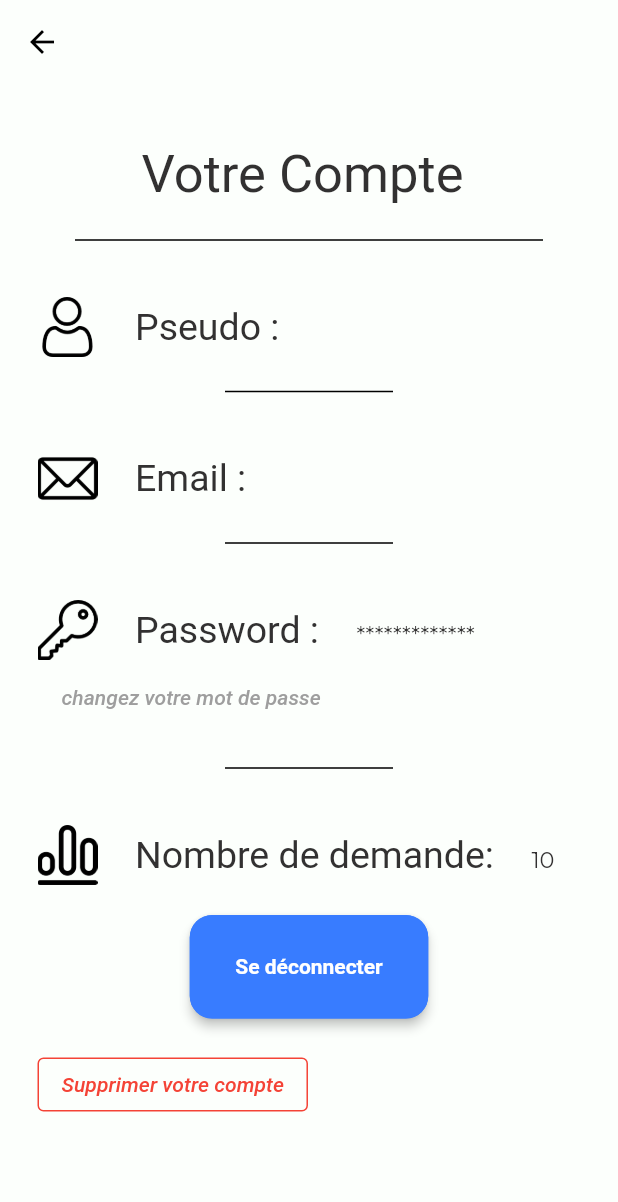
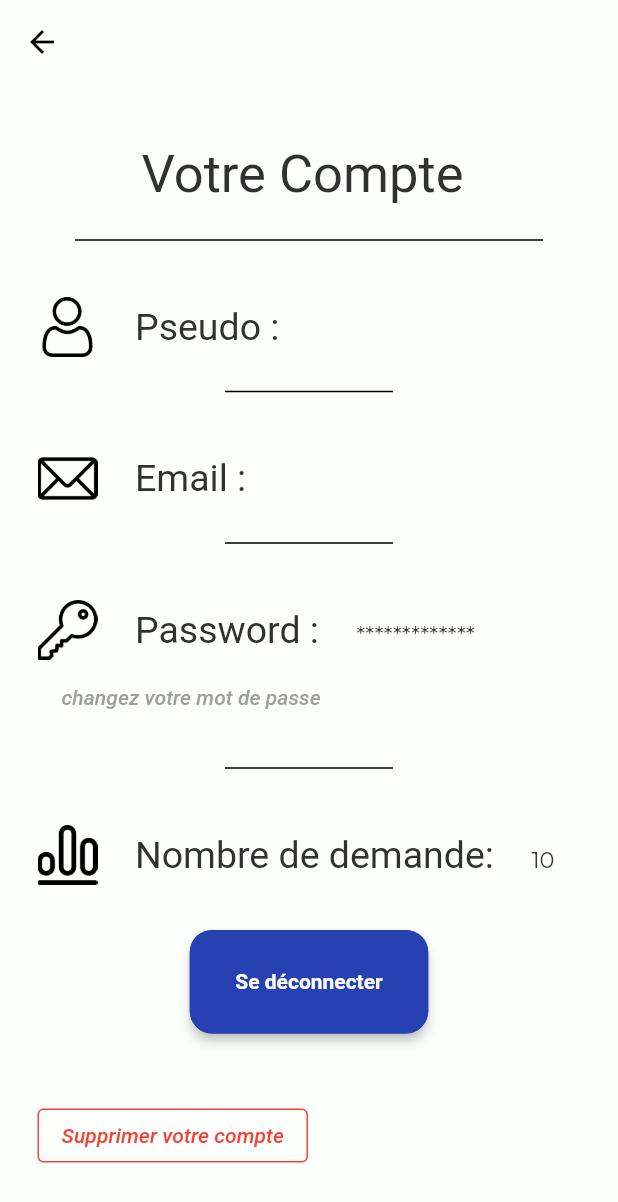
Before and after one commit to LuluOub/HelpOther1, a Flutter app: the screen it shows once a user with an empty profile is signed in, item 4 of the bottom bar chosen, after a tap on "Votre compte", on a phone screen of 412 x 824 dp. Shown: the top 1202 px of the screen. Run offline on Flutter 3.47's test engine with Material 2 defaults, Android fonts, the phone set to English and light mode, and no system bars; our stand-ins replace carousel_slider, cloud_firestore, curved_navigation_bar, dropdown_button2, firebase_auth, firebase_core and 6 more; missing offline and left inert: checkmark, colorize_text_avatar; accounts and stored records are empty.

Commit message:
Version 1

```diff
--- a/HelpOther/lib/home/BottomNavBar.dart
+++ b/HelpOther/lib/home/BottomNavBar.dart
@@ -34,7 +34,7 @@ class _menuState extends State<menu> {
       bottomNavigationBar:  CurvedNavigationBar(
         backgroundColor: Color(0xFFFCFFFC),
 
-        color: Color(0xFF387CFF),
+        color: Color(0xFF2541B2),
         key: _NavKey,
         items: [
           Icon((myindex == 0) ? Icons.home  : Icons.home_outlined, color: Colors.white,),
@@ -42,7 +42,7 @@ class _menuState extends State<menu> {
           Icon((myindex == 2) ? Icons.message : Icons.message_outlined, color: Colors.white,),
           Icon((myindex == 3) ? Icons.person : Icons.person_outlined, color: Colors.white,),
         ],
-        buttonBackgroundColor: Color(0xFF387CFF),
+        buttonBackgroundColor: Color(0xFF2541B2),
         onTap: (index){
           setState(() {
             myindex = index;
--- a/HelpOther/lib/home/Homescreen.dart
+++ b/HelpOther/lib/home/Homescreen.dart
@@ -66,7 +66,7 @@ class _homeState extends State<home> {
                 Container( margin: EdgeInsets.only(bottom: 40,top: 20),
                   decoration: BoxDecoration(
                     borderRadius: BorderRadius.circular(10.0),
-                    border: Border.all(color: Color(0xFF387CFF),width: 1),
+                    border: Border.all(color: Color(0xFF2541B2),width: 1),
                     image: const DecorationImage(scale: 1.5,
                         image: ExactAssetImage('images/tree.jpg'),
                         fit: BoxFit.fill
@@ -77,7 +77,7 @@ class _homeState extends State<home> {
                   margin: EdgeInsets.only(bottom: 40,top: 20),
                   decoration: BoxDecoration(
                     borderRadius: BorderRadius.circular(10.0),
-                    border: Border.all(color: Color(0xFF387CFF),width: 1),
+                    border: Border.all(color: Color(0xFF2541B2),width: 1),
                     image: const DecorationImage(scale: 1.5,
                         image: ExactAssetImage('images/elephant.jpg'),
                         fit: BoxFit.fill
@@ -121,7 +121,8 @@ class _homeState extends State<home> {
               Row( mainAxisAlignment: MainAxisAlignment.center,
                 children: [
                   Container(
-
+                    decoration: BoxDecoration(
+                        gradient: LinearGradient(begin: Alignment.topLeft,end: Alignment.bottomRight,colors: [Color(0xFF3EC7FD),Color(0xFF0026FF),]),borderRadius: BorderRadius.circular(15)),
                     margin: EdgeInsets.only(bottom: 24,top: 30    ),
                     width: 159,
                     height: 69,
@@ -129,7 +130,7 @@ class _homeState extends State<home> {
 
                       onPressed: () {
                         Navigator.push(context, MaterialPageRoute(builder: (context) => Discussion()));},
-                      style: ElevatedButton.styleFrom(backgroundColor: Color(0xFF387CFF),elevation: 6,shape: RoundedRectangleBorder(borderRadius: BorderRadius.circular(15),),),
+                      style: ElevatedButton.styleFrom(backgroundColor: Colors.transparent,shape: RoundedRectangleBorder(borderRadius: BorderRadius.circular(15),),),
                       child: Text(
                           "Allons-y !",
                           textAlign: TextAlign.center,
--- a/HelpOther/lib/home/profile.dart
+++ b/HelpOther/lib/home/profile.dart
@@ -8,7 +8,6 @@ import 'package:helpother/profile/Reglages.dart';
 import 'package:helpother/profile/compte.dart';
 import '../profile/Avis.dart';
 
-import '../services/authentication.dart';
 import 'package:firebase_auth/firebase_auth.dart' as firebase_auth;
 
 
@@ -36,7 +35,6 @@ import 'package:firebase_auth/firebase_auth.dart' as firebase_auth;
        this.user = firebase_auth.FirebaseAuth.instance.currentUser;
      }
 
-     final AuthenticationService _auth = AuthenticationService();
 
 
      return Scaffold(
@@ -93,7 +91,7 @@ import 'package:firebase_auth/firebase_auth.dart' as firebase_auth;
                    foregroundColor: Colors.black,
                    shape: RoundedRectangleBorder(
                      borderRadius: BorderRadius.circular(10.0),
-                     side: BorderSide(color: Color(0xFF387CFF)),
+                     side: BorderSide(color: Color(0xFF2541B2)),
                    ),
                  ),
                ),
@@ -125,7 +123,7 @@ import 'package:firebase_auth/firebase_auth.dart' as firebase_auth;
                    foregroundColor: Colors.black,
                    shape: RoundedRectangleBorder(
                      borderRadius: BorderRadius.circular(10.0),
-                     side: BorderSide(color: Color(0xFF387CFF)),
+                     side: BorderSide(color: Color(0xFF2541B2)),
                    ),
                  ),
                ),
@@ -157,7 +155,7 @@ import 'package:firebase_auth/firebase_auth.dart' as firebase_auth;
                    foregroundColor: Colors.black,
                    shape: RoundedRectangleBorder(
                      borderRadius: BorderRadius.circular(10.0),
-                     side: BorderSide(color: Color(0xFF387CFF)),
+                     side: BorderSide(color: Color(0xFF2541B2)),
                    ),
                  ),
                ),
@@ -188,7 +186,7 @@ import 'package:firebase_auth/firebase_auth.dart' as firebase_auth;
                        foregroundColor: Colors.black,
                        shape: RoundedRectangleBorder(
                          borderRadius: BorderRadius.circular(10.0),
-                         side: BorderSide(color: Color(0xFF387CFF)),
+                         side: BorderSide(color: Color(0xFF2541B2)),
                        ),
                      ),
                    ),
@@ -219,7 +217,7 @@ import 'package:firebase_auth/firebase_auth.dart' as firebase_auth;
                        foregroundColor: Colors.black,
                        shape: RoundedRectangleBorder(
                          borderRadius: BorderRadius.circular(10.0),
-                         side: BorderSide(color: Color(0xFF387CFF)),
+                         side: BorderSide(color: Color(0xFF2541B2)),
                        ),
                      ),
                    ),
--- a/HelpOther/lib/profile/compte.dart
+++ b/HelpOther/lib/profile/compte.dart
@@ -1,4 +1,3 @@
-import 'package:firebase_core/firebase_core.dart';
 import 'package:flutter/cupertino.dart';
 import 'package:flutter/material.dart';
 import 'package:google_fonts/google_fonts.dart';
@@ -119,18 +118,17 @@ class _CompteState extends State<Compte> {
 
 
 
-              Container(padding: EdgeInsets.only(top: 20),
-                child: Row (mainAxisAlignment: MainAxisAlignment.spaceEvenly,children : [
-                  ElevatedButton(onPressed:() {_auth.signOut();
+              Container(margin: EdgeInsets.only(bottom: 24,top: 30),
+                height: 69,
+                width: 159,
+                 child : ElevatedButton(onPressed:() {_auth.signOut();
                   Navigator.push(context, MaterialPageRoute(builder: (context) => SplashScreenWrapper()));
                     },
                     style: ElevatedButton.styleFrom(elevation: 3,
-                      fixedSize: Size(159, 69),
-                      backgroundColor:  Color(0xFF387CFF),
+                      backgroundColor: Color(0xFF2541B2),
                       shape: RoundedRectangleBorder(borderRadius: BorderRadius.circular(15),
-                        side:  BorderSide(color: Color(0xFF387CFF),width: 2), ),),
+                        side:  BorderSide(color: Color(0xFF2541B2),width: 2), ),),
                     child:  Text("Se déconnecter",style: GoogleFonts.bowlbyOneSc(color: Colors.white, fontWeight: FontWeight.bold,fontSize: 14),),),
-                ],),
               ),
 
               Row(children: [
--- a/HelpOther/lib/screens/register/authenticate.dart
+++ b/HelpOther/lib/screens/register/authenticate.dart
@@ -170,9 +170,13 @@ class _AuthenticateScreenState extends State<AuthenticateScreen> {
                 ),],),
             ),),
 
-          Container( padding: EdgeInsets.only(top: 20)  ,
-            child: Row (mainAxisAlignment: MainAxisAlignment.spaceEvenly,children : [
-              ElevatedButton(onPressed:() async {
+          Container(
+            margin: EdgeInsets.only(bottom: 30,top: 30),
+            height: 70,
+            width: 159,
+            decoration: BoxDecoration(
+                gradient: LinearGradient(begin: Alignment.topLeft,end: Alignment.bottomRight,colors: [Color(0xFF3EC7FD),Color(0xFF0026FF),]),borderRadius: BorderRadius.circular(15)),
+            child: ElevatedButton(onPressed:() async {
                 if (_formKey.currentState?.validate() == true) {
                   setState(() => loading = true);
                   var email = emailController.value.text;
@@ -183,12 +187,12 @@ class _AuthenticateScreenState extends State<AuthenticateScreen> {
                     setState(() {
                       loading = false;
                       error = 'Rentrez une adresse valide !';});}}},
-                style: ElevatedButton.styleFrom(elevation: 3,fixedSize: Size(159, 69),
-                  backgroundColor:Color(0xFF387CFF),
+
+              style: ElevatedButton.styleFrom(
+                  backgroundColor:Colors.transparent,
                   shape: RoundedRectangleBorder(borderRadius: BorderRadius.circular(15),
-                    side:  BorderSide(color: Color(0xFF387CFF),width: 2), ),),
+                    side:  BorderSide(color: Colors.transparent,width: 2), ),),
                 child:  Text("Se connecter !",style: GoogleFonts.bowlbyOneSc(color: Colors.white, fontWeight: FontWeight.bold,fontSize: 15),),),
-            ],),
           ),
 
 
```
Also changed, not shown: HelpOther/lib/home/CreationDePage.dart (+22 -17 lines), HelpOther/lib/home/Discussion.dart (+10 -8 lines), HelpOther/lib/screens/register/register.dart (+11 -8 lines).
